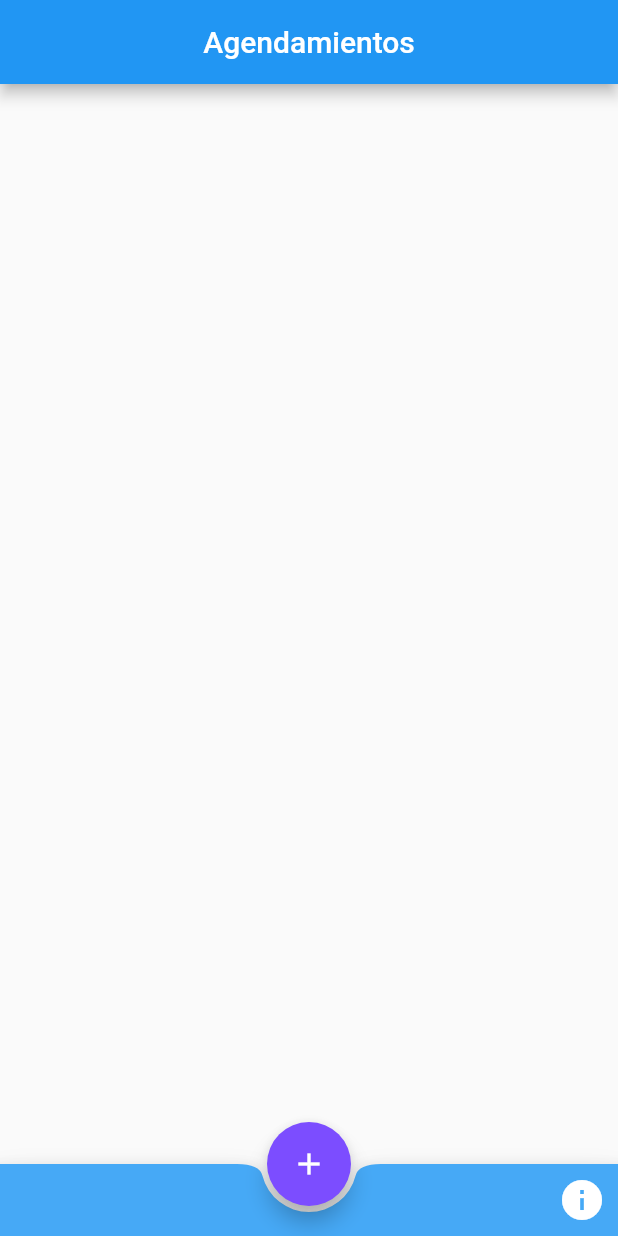
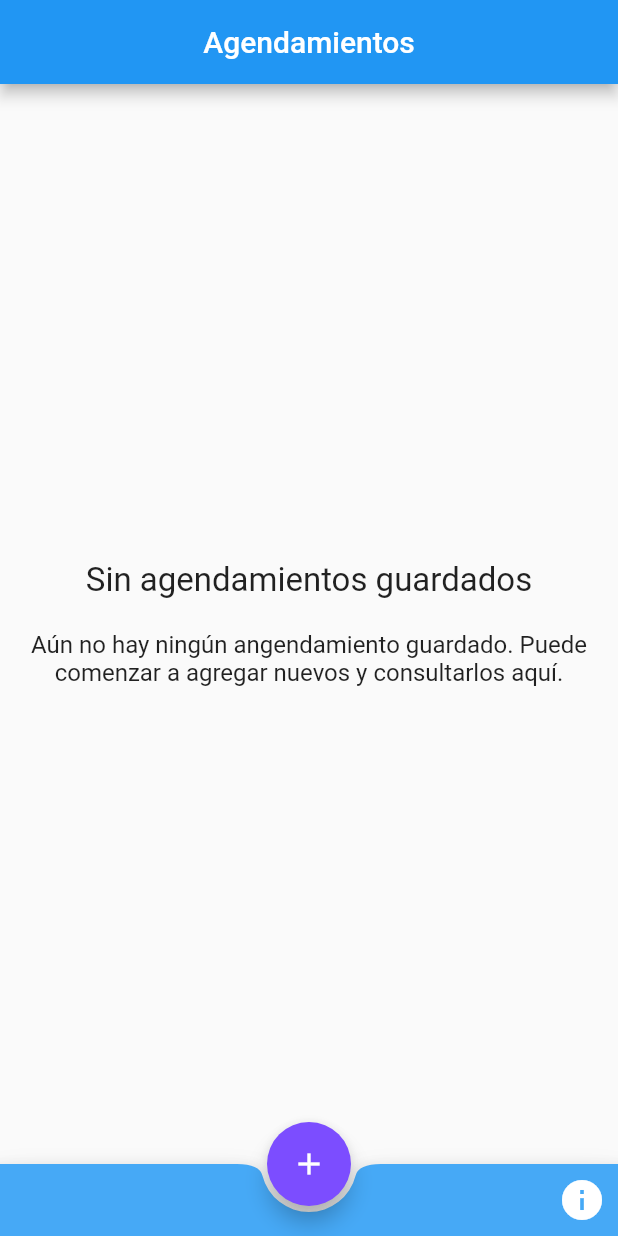
Before and after one commit to DevCriss/ReservacionCanchas, a Flutter app: the screen it shows after launch, on a phone screen of 412 x 824 dp. Run offline on Flutter 3.47's test engine with Material 2 defaults, Android fonts, the phone set to English and light mode, and no system bars; our stand-ins replace percent_indicator, sqflite; accounts and stored records are empty.

Commit message:
Mensaje por defecto sin agendamientos

```diff
--- a/lib/src/pages/home_page.dart
+++ b/lib/src/pages/home_page.dart
@@ -15,7 +15,24 @@ class HomePage extends StatelessWidget {
         title: Text('Agendamientos'),
         centerTitle: true,
       ),
-      body: _agendamientosList(context),
+      body: _agendamientosProvider.agentamientos.length > 0
+          ? _agendamientosList(context)
+          : Center(
+              child: Column(
+              mainAxisAlignment: MainAxisAlignment.center,
+              children: [
+                Text('Sin agendamientos guardados',
+                    style: TextStyle(fontSize: 22.0)),
+                SizedBox(
+                  height: 20.0,
+                ),
+                Text(
+                  'Aún no hay ningún angendamiento guardado. Puede comenzar a agregar nuevos y consultarlos aquí.',
+                  style: TextStyle(fontSize: 16),
+                  textAlign: TextAlign.center,
+                )
+              ],
+            )),
       floatingActionButton: _addButton(context),
       floatingActionButtonLocation: FloatingActionButtonLocation.centerDocked,
       bottomNavigationBar: _bottomNavBar(),
```
Also changed, not shown: lib/src/pages/agendar_page.dart (+11 -2 lines).
